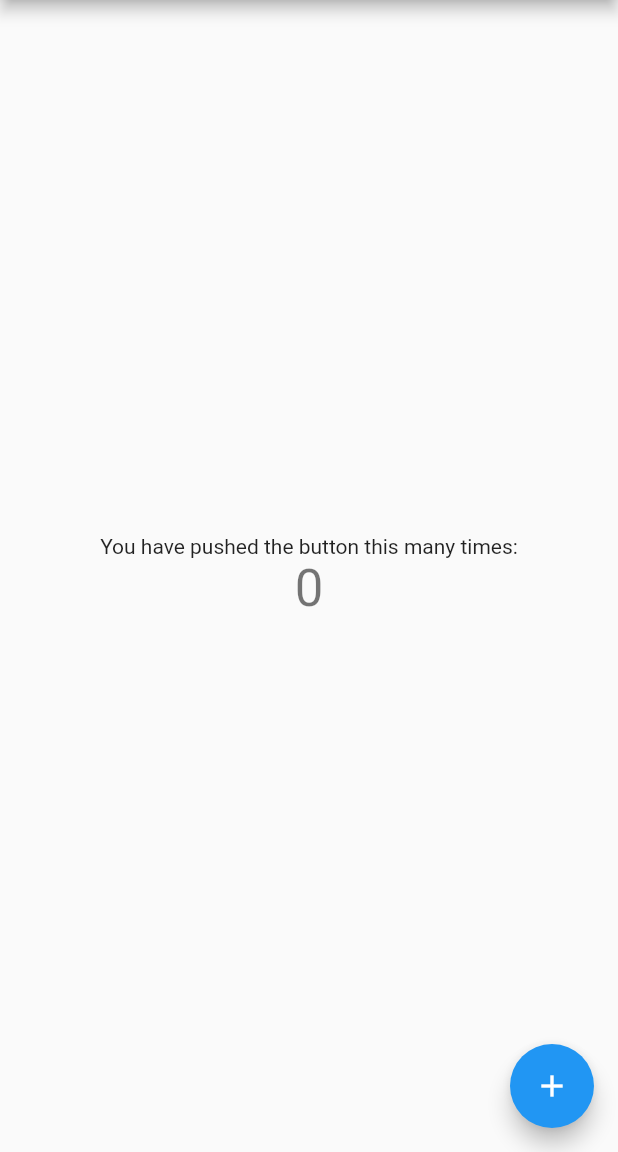
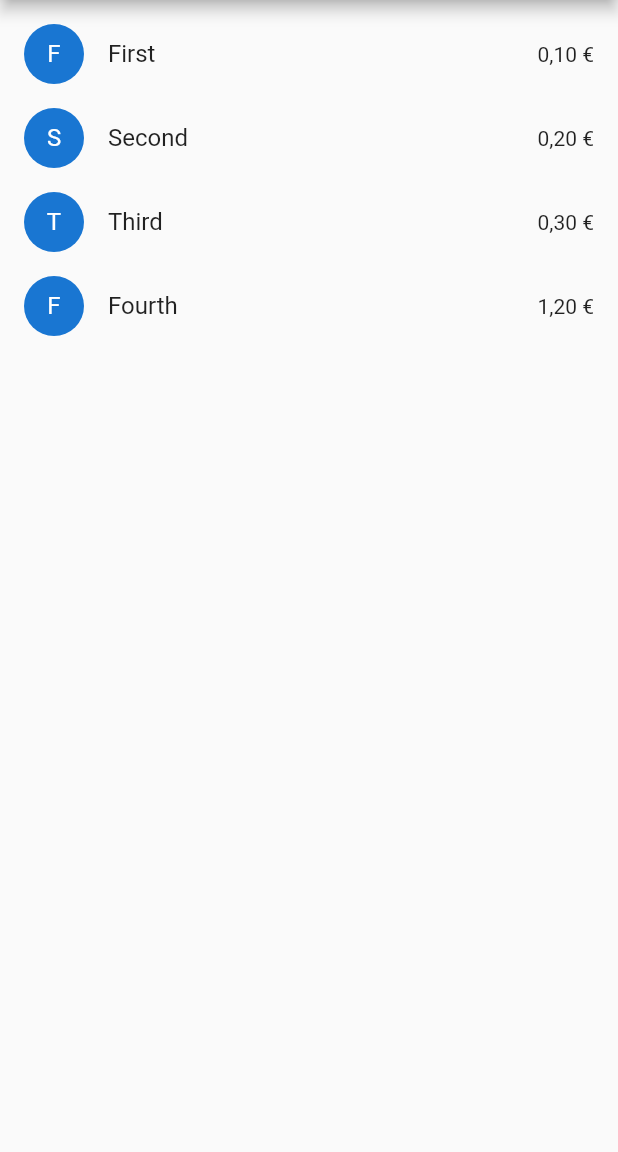
Before and after one commit to j-maas/plusminus-flutter, a Flutter app: the screen it shows after launch, on a phone screen of 412 x 824 dp, the part 84-1236 px from its top. Run offline on Flutter 3.47's test engine with Material 2 defaults, Android fonts, the phone set to English and light mode, and no system bars.

Commit message:
Display dummy expenses in a list

```diff
--- a/lib/main.dart
+++ b/lib/main.dart
@@ -27,13 +27,12 @@ class ExpenseOverview extends StatefulWidget {
 }
 
 class _ExpenseOverviewState extends State<ExpenseOverview> {
-  int _counter = 0;
-
-  void _incrementCounter() {
-    setState(() {
-      _counter++;
-    });
-  }
+  List<Expense> _expenses = [
+    new Expense(description: 'First', amount: 10),
+    new Expense(description: 'Second', amount: 20),
+    new Expense(description: 'Third', amount: 30),
+    new Expense(description: 'Fourth', amount: 120),
+  ];
 
   @override
   Widget build(BuildContext context) {
@@ -42,24 +41,44 @@ class _ExpenseOverviewState extends State<ExpenseOverview> {
         title: new Text(widget.title),
       ),
       body: new Center(
-        child: new Column(
-          mainAxisAlignment: MainAxisAlignment.center,
-          children: <Widget>[
-            new Text(
-              'You have pushed the button this many times:',
-            ),
-            new Text(
-              '$_counter',
-              style: Theme.of(context).textTheme.display1,
-            ),
-          ],
+        child: new ListView(
+          padding: const EdgeInsets.symmetric(vertical: 8.0),
+          children: _expenses.map((Expense expense) {
+            return new ExpenseListItem(
+              expense: expense,
+            );
+          }).toList(),
         ),
-      ),
-      floatingActionButton: new FloatingActionButton(
-        onPressed: _incrementCounter,
-        tooltip: 'Increment',
-        child: new Icon(Icons.add),
       ),
     );
   }
 }
+
+class ExpenseListItem extends StatelessWidget {
+  ExpenseListItem({this.expense});
+
+  final Expense expense;
+
+  String printCurrency(int value) {
+    var whole = (value / 100).round();
+    var cents = value % 100;
+    return '$whole,$cents €';
+  }
+
+  @override
+  Widget build(BuildContext context) {
+    return new ListTile(
+      leading:
+          new CircleAvatar(child: new Text(expense.description.toString()[0])),
+      title: new Text(expense.description),
+      trailing: new Text(printCurrency(expense.amount)),
+    );
+  }
+}
+
+class Expense {
+  Expense({this.description, this.amount});
+
+  final String description;
+  final int amount;
+}
```
